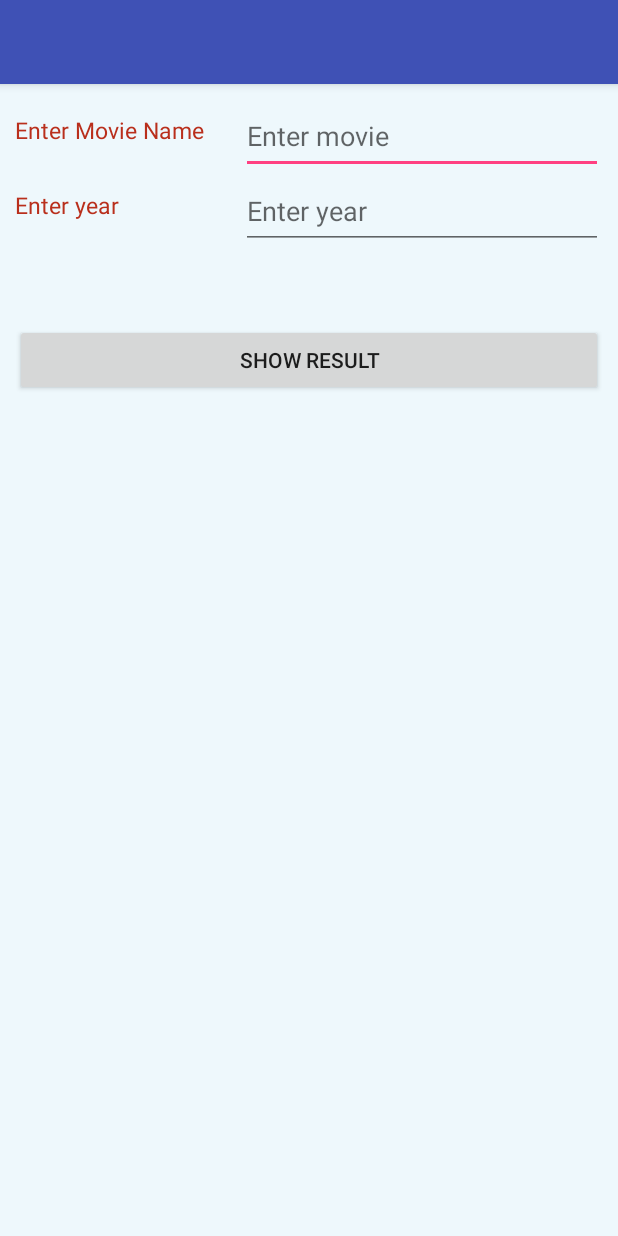
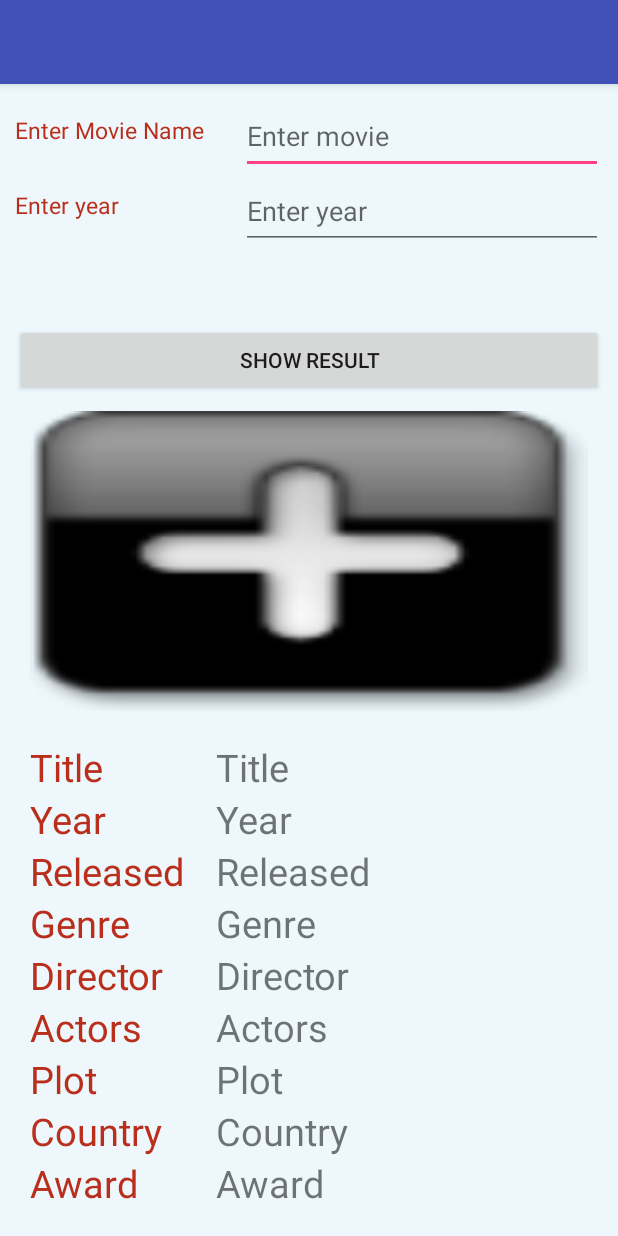
Before and after one commit to sunilrawat23/Movie-Search, an Android app: the screen it shows after launch (MainActivity), after a tap on "SHOW RESULT", on a phone screen of 412 x 824 dp. Run offline under Robolectric (Android 15) with nearby library versions, the phone set to English and light mode, and no system bars; our stand-ins replace Picasso; network calls fail; pictures from the network do not load; 1 statement that could not run was skipped.

Commit message:
Initial commit

```diff
--- a/app/src/main/java/com/example/sunil/mymovie/MainActivity.java
+++ b/app/src/main/java/com/example/sunil/mymovie/MainActivity.java
@@ -61,7 +61,9 @@ public class MainActivity extends AppCompatActivity {
         txt_country=(TextView) findViewById(R.id.txt_country);
         txt_award=(TextView) findViewById(R.id.txt_award);
 
+
         linearLayout=(LinearLayout)findViewById(R.id.layout_result);
+
 
         PrefUtils.saveToPrefs(
                         getApplicationContext(),
@@ -71,6 +73,7 @@ public class MainActivity extends AppCompatActivity {
                         PrefUtils.PREFS_COMPETITION_KEY, year);
 
         mSignUpAsync = new SignUpAsync();
+        linearLayout.setVisibility(View.VISIBLE);
         mSignUpAsync.execute(Constant.TXT_BLANK);
         ed1.setText("");
         ed2.setText("");
@@ -150,6 +153,9 @@ public class MainActivity extends AppCompatActivity {
 
                             System.out.println("Title "+title+" Poster"+poster);
 
+                           /* linearLayout=(LinearLayout)findViewById(R.id.layout_result);
+                            linearLayout.getVisibility(View.VISIBLE);*/
+
                         } catch (JSONException e) {
                             e.printStackTrace();
                         }
```
